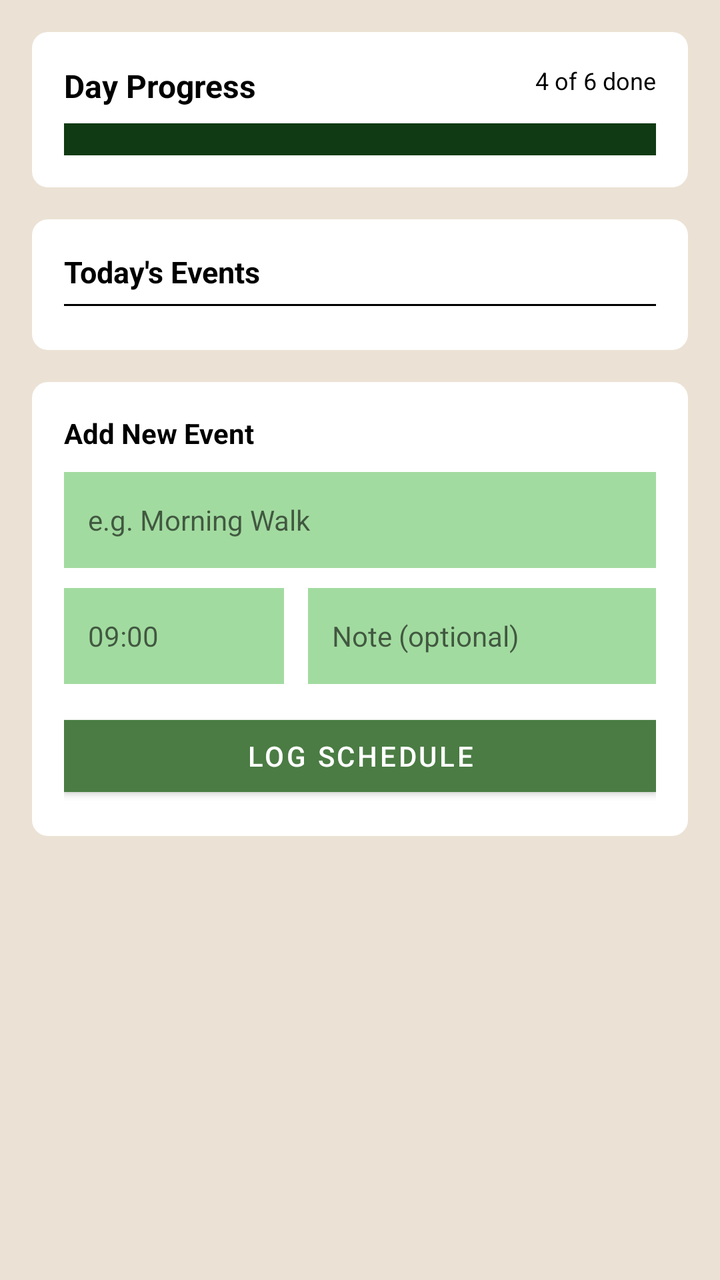
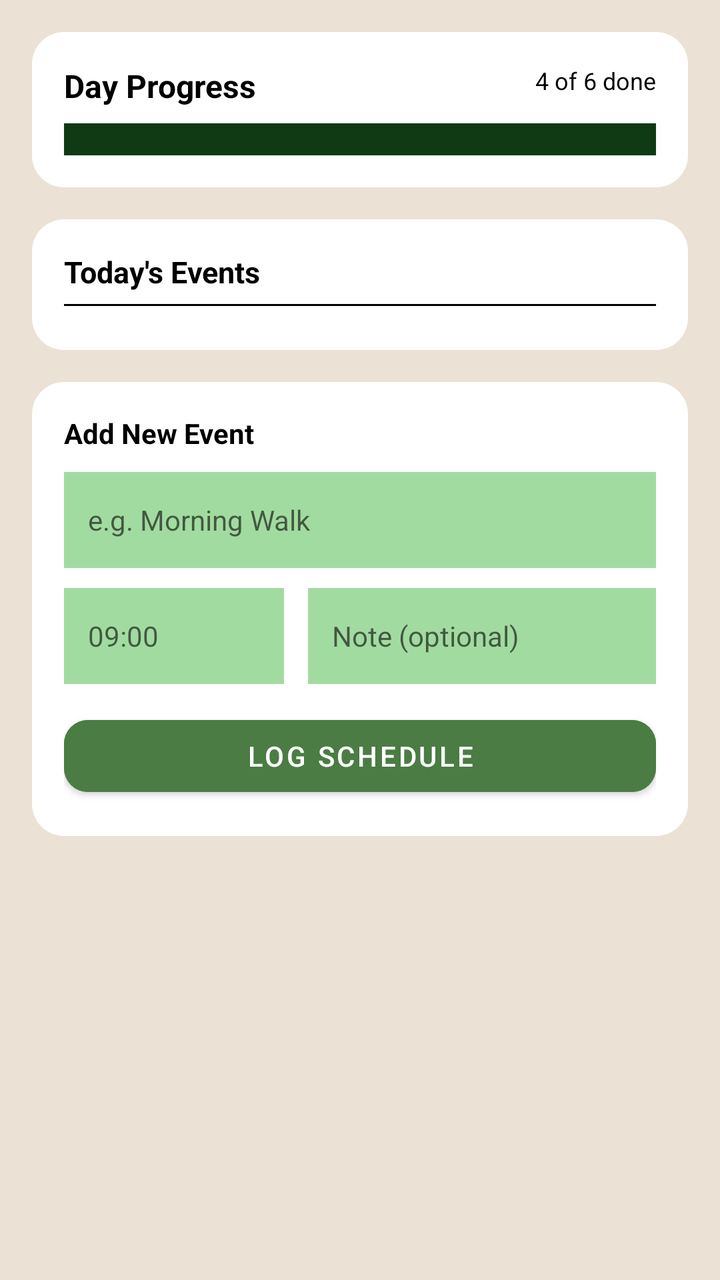

Before-and-after screenshots of an Android layout around one commit, followed by the original layout XML and the change that was made.
<!-- AndroidManifest.xml: application theme Theme.NeliRoseApp -->
<!-- res/layout/fragment_schedule.xml -->
<?xml version="1.0" encoding="utf-8"?>
<ScrollView xmlns:android="http://schemas.android.com/apk/res/android"
    xmlns:app="http://schemas.android.com/apk/res-auto"
    android:layout_width="match_parent"
    android:layout_height="match_parent"
    android:background="@color/neli_cream"
    android:fillViewport="true">

    <LinearLayout
        android:layout_width="match_parent"
        android:layout_height="wrap_content"
        android:orientation="vertical"
        android:padding="16dp">

        
        <LinearLayout
            android:layout_width="match_parent"
            android:layout_height="wrap_content"
            android:layout_marginBottom="16dp"
            android:background="@drawable/bg_card"
            android:orientation="vertical"
            android:padding="16dp">

            <RelativeLayout
                android:layout_width="match_parent"
                android:layout_height="wrap_content">

                <TextView
                    android:layout_width="wrap_content"
                    android:layout_height="wrap_content"
                    android:layout_alignParentStart="true"
                    android:text="Day Progress"
                    android:textColor="@android:color/black"
                    android:textSize="16sp"
                    android:textStyle="bold" />

                <TextView
                    android:id="@+id/tvScheduleProgressText"
                    android:layout_width="wrap_content"
                    android:layout_height="wrap_content"
                    android:layout_alignParentEnd="true"
                    android:text="4 of 6 done"
                    android:textColor="@android:color/black"
                    android:textSize="12sp" />
            </RelativeLayout>

            <ProgressBar
                android:id="@+id/progressSchedule"
                style="?android:attr/progressBarStyleHorizontal"
                android:layout_width="match_parent"
                android:layout_height="16dp"
                android:layout_marginTop="8dp"
                android:max="100"
                android:progress="66"
                android:progressDrawable="@color/neli_green" />
        </LinearLayout>

        
        <LinearLayout
            android:layout_width="match_parent"
            android:layout_height="wrap_content"
            android:layout_marginBottom="16dp"
            android:background="@drawable/bg_card"
            android:orientation="vertical"
            android:padding="16dp">

            <TextView
                android:layout_width="wrap_content"
                android:layout_height="wrap_content"
                android:text="Today's Events"
                android:textColor="@android:color/black"
                android:textSize="15sp"
                android:textStyle="bold" />

            <View
                android:layout_width="match_parent"
                android:layout_height="1dp"
                android:layout_marginTop="6dp"
                android:layout_marginBottom="6dp"
                android:background="@android:color/black" />

            <LinearLayout
                android:id="@+id/containerScheduleEvents"
                android:layout_width="match_parent"
                android:layout_height="wrap_content"
                android:orientation="vertical" />
        </LinearLayout>

        
        <LinearLayout
            android:layout_width="match_parent"
            android:layout_height="wrap_content"
            android:layout_marginBottom="16dp"
            android:background="@drawable/bg_card"
            android:orientation="vertical"
            android:padding="16dp">

            <TextView
                android:layout_width="wrap_content"
                android:layout_height="wrap_content"
                android:text="Add New Event"
                android:textColor="@android:color/black"
                android:textSize="14sp"
                android:textStyle="bold" />

            <EditText
                android:id="@+id/etEventTitle"
                android:layout_width="match_parent"
                android:layout_height="48dp"
                android:layout_marginTop="10dp"
                android:background="@color/neli_light_green"
                android:hint="e.g. Morning Walk"
                android:inputType="text"
                android:paddingStart="12dp"
                android:paddingEnd="12dp"
                android:textSize="14sp" />

            <LinearLayout
                android:layout_width="match_parent"
                android:layout_height="wrap_content"
                android:layout_marginTop="10dp"
                android:orientation="horizontal">

                <EditText
                    android:id="@+id/etEventTime"
                    android:layout_width="110dp"
                    android:layout_height="48dp"
                    android:background="@color/neli_light_green"
                    android:hint="09:00"
                    android:inputType="time"
                    android:paddingStart="12dp"
                    android:paddingEnd="12dp"
                    android:textSize="14sp" />

                <EditText
                    android:id="@+id/etEventNote"
                    android:layout_width="0dp"
                    android:layout_height="48dp"
                    android:layout_marginStart="12dp"
                    android:layout_weight="1"
                    android:background="@color/neli_light_green"
                    android:hint="Note (optional)"
                    android:inputType="text"
                    android:paddingStart="12dp"
                    android:paddingEnd="12dp"
                    android:textSize="14sp" />
            </LinearLayout>

            <com.google.android.material.button.MaterialButton
                android:id="@+id/btnLogSchedule"
                android:layout_width="match_parent"
                android:layout_height="48dp"
                android:layout_marginTop="12dp"
                android:backgroundTint="#FF4A7C43"
                android:text="Log Schedule"
                android:textColor="@android:color/white"
                android:textSize="14sp"
                app:cornerRadius="0dp" />
        </LinearLayout>

    </LinearLayout>
</ScrollView>
<!-- resources referenced by this layout -->
<resources>
  <color name="neli_cream">#EBE2D5</color>
  <color name="neli_green">#0F3A13</color>
  <color name="neli_light_green">#A2DBA0</color>
  <!-- drawable bg_card (drawable) -->
  <?xml version="1.0" encoding="utf-8"?>
  <shape xmlns:android="http://schemas.android.com/apk/res/android"
      android:shape="rectangle">
      <solid android:color="@android:color/white" />
      <corners android:radius="8dp" />
  </shape>
  <style name="Theme.NeliRoseApp" parent="Theme.MaterialComponents.Light.NoActionBar">
          
          <item name="colorPrimary">@color/neli_green</item>
          <item name="colorPrimaryVariant">@color/neli_green_dark</item>
          <item name="colorOnPrimary">@android:color/white</item>
  
          
          <item name="android:windowBackground">@color/neli_cream</item>
          <item name="android:forceDarkAllowed" tools:targetApi="q">false</item>
  
          
          <item name="android:statusBarColor">@color/neli_green_dark</item>
          <item name="android:windowLightStatusBar">false</item>
      </style>
  <color name="neli_green_dark">#08230B</color>
</resources>

<!-- the commit's change to res/layout/fragment_schedule.xml (unified diff, before → after) -->
@@ -155,7 +155,7 @@
                 android:text="Log Schedule"
                 android:textColor="@android:color/white"
                 android:textSize="14sp"
-                app:cornerRadius="0dp" />
+                app:cornerRadius="12dp" />
         </LinearLayout>
 
     </LinearLayout>
<!-- resource entries referenced after the edit -->
@@ -8,7 +8,7 @@
   <shape xmlns:android="http://schemas.android.com/apk/res/android"
       android:shape="rectangle">
       <solid android:color="@android:color/white" />
-      <corners android:radius="8dp" />
+      <corners android:radius="16dp" />
   </shape>
   <style name="Theme.NeliRoseApp" parent="Theme.MaterialComponents.Light.NoActionBar">
           
